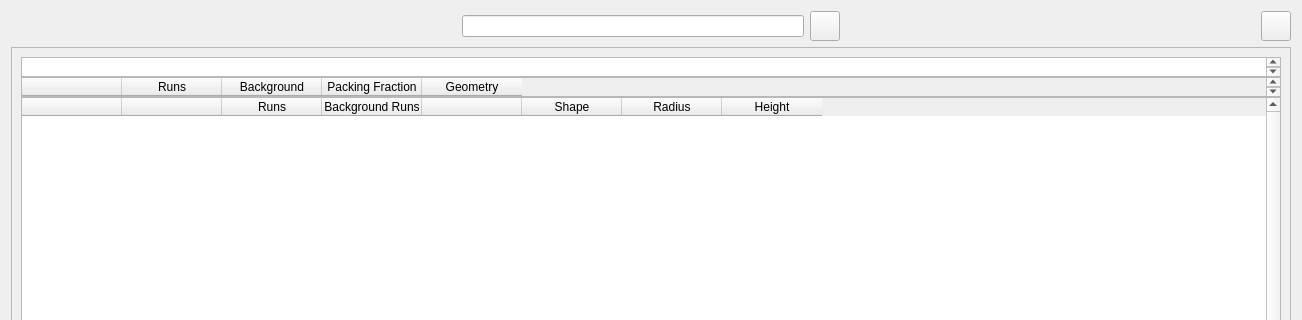
First picture: the form in addie/ui/splitui_processing_tab.ui, repository neutrons/addie, before the edit; both pictures show x 0 to 1302 and y 0 to 320 of the 1302 by 773 pixel window.
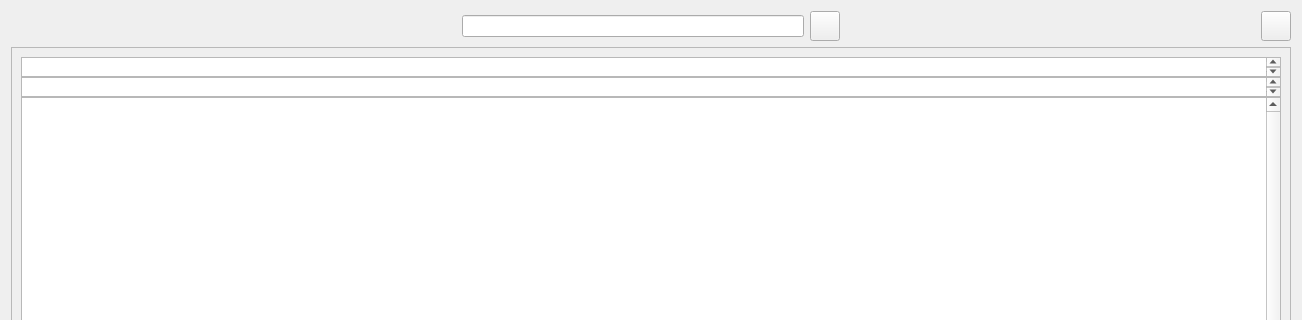
Second picture: the form after the edit.

Commit message: Simplify ui by removing useless column initialization of tables. this refs #134

Patch:
```diff
--- a/addie/ui/splitui_processing_tab.ui
+++ b/addie/ui/splitui_processing_tab.ui
@@ -204,31 +204,6 @@
           <property name="horizontalScrollMode">
            <enum>QAbstractItemView::ScrollPerPixel</enum>
           </property>
-          <column>
-           <property name="text">
-            <string/>
-           </property>
-          </column>
-          <column>
-           <property name="text">
-            <string>Runs</string>
-           </property>
-          </column>
-          <column>
-           <property name="text">
-            <string>Background</string>
-           </property>
-          </column>
-          <column>
-           <property name="text">
-            <string>Packing Fraction</string>
-           </property>
-          </column>
-          <column>
-           <property name="text">
-            <string>Geometry</string>
-           </property>
-          </column>
          </widget>
         </item>
         <item>
@@ -300,46 +275,6 @@
           <attribute name="verticalHeaderCascadingSectionResizes">
            <bool>false</bool>
           </attribute>
-          <column>
-           <property name="text">
-            <string/>
-           </property>
-          </column>
-          <column>
-           <property name="text">
-            <string/>
-           </property>
-          </column>
-          <column>
-           <property name="text">
-            <string>Runs</string>
-           </property>
-          </column>
-          <column>
-           <property name="text">
-            <string>Background Runs</string>
-           </property>
-          </column>
-          <column>
-           <property name="text">
-            <string/>
-           </property>
-          </column>
-          <column>
-           <property name="text">
-            <string>Shape</string>
-           </property>
-          </column>
-          <column>
-           <property name="text">
-            <string>Radius</string>
-           </property>
-          </column>
-          <column>
-           <property name="text">
-            <string>Height</string>
-           </property>
-          </column>
          </widget>
         </item>
        </layout>
```
